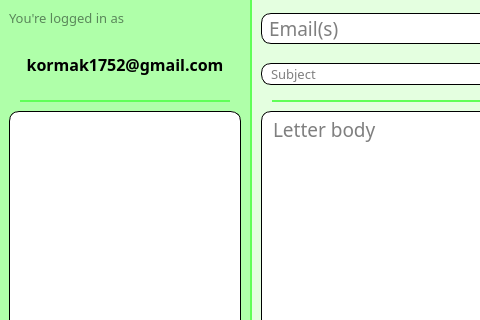
Old version of the form mainwindow.ui in the repository UA-1240-C/smtp-ui; both pictures show x 0 to 480 and y 0 to 320 of the 698 by 567 pixel window.
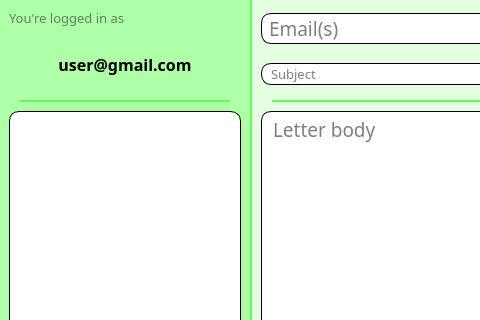
New version of the form. The open tabs and pages were chosen to show the change.

Commit message: removed hardcoded login value

What changed in the file:
```diff
--- a/mainwindow.ui
+++ b/mainwindow.ui
@@ -491,7 +491,7 @@
 color: black;</string>
                   </property>
                   <property name="text">
-                   <string>kormak1752@gmail.com</string>
+                   <string>user@gmail.com</string>
                   </property>
                   <property name="alignment">
                    <set>Qt::AlignmentFlag::AlignCenter</set>
```
The commit also changes 1 other file.
